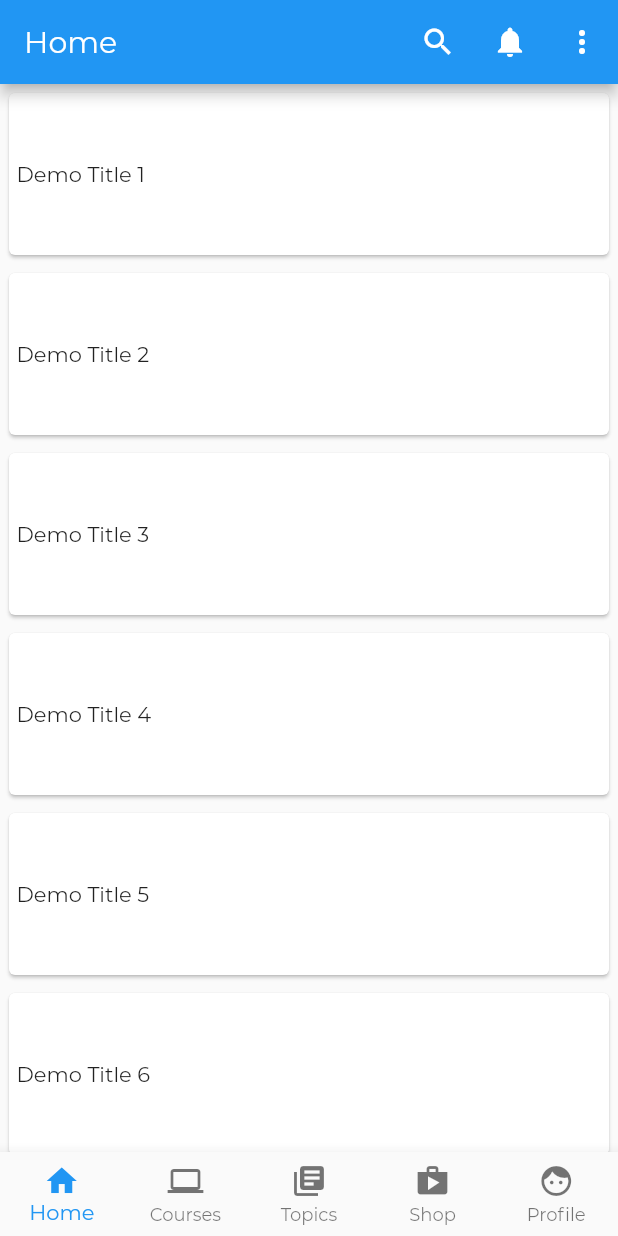
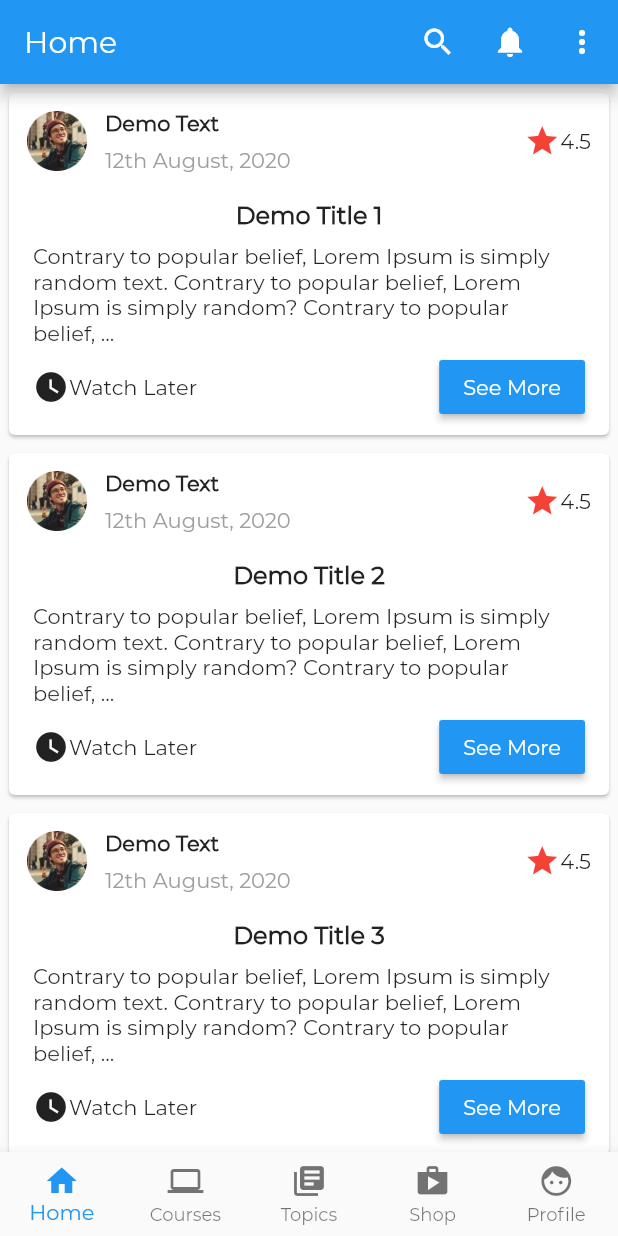
Before and after one commit to mahidul-islam/arrijal_flutter, a Flutter app: the screen it shows after launch, on a phone screen of 412 x 824 dp. Run offline on Flutter 3.47's test engine with Material 2 defaults, Android fonts, the phone set to English and light mode, and no system bars; our stand-ins replace animated_theme_switcher, flutter_login, flutter_screenutil, line_awesome_flutter; missing offline and left inert: rubber.

Commit message:
added post detail view and post list view

```diff
--- a/lib/post_list.dart
+++ b/lib/post_list.dart
@@ -11,24 +11,128 @@ class SinglePostListItem extends StatelessWidget {
   Widget build(BuildContext context) {
     return Container(
       padding: EdgeInsets.all(2),
-      height: 120,
+      height: 240,
       child: Card(
-        child: Row(
-          mainAxisAlignment: MainAxisAlignment.center,
+        child: Column(
           children: <Widget>[
+            Row(
+              mainAxisAlignment: MainAxisAlignment.spaceBetween,
+              children: <Widget>[
+                Row(
+                  children: <Widget>[
+                    Container(
+                      height: 64,
+                      width: 64,
+                      padding: const EdgeInsets.all(8),
+                      decoration: BoxDecoration(
+                        shape: BoxShape.circle,
+                        border: Border.all(
+                          width: 4,
+                          color: Colors.white,
+                        ),
+                      ),
+                      child: Image.asset('assets/images/avatar.png'),
+                    ),
+                    Column(
+                      crossAxisAlignment: CrossAxisAlignment.start,
+                      children: <Widget>[
+                        Container(
+                          padding: EdgeInsets.only(bottom: 8),
+                          child: Text(
+                            'Demo Text',
+                            style: TextStyle(
+                              fontWeight: FontWeight.bold,
+                            ),
+                          ),
+                        ),
+                        Container(
+                          child: Text(
+                            '12th August, 2020',
+                            style: TextStyle(
+                              color: Colors.grey[500],
+                            ),
+                          ),
+                        )
+                      ],
+                    )
+                  ],
+                ),
+                Container(
+                  padding: EdgeInsets.only(right: 12),
+                  child: Row(
+                    children: <Widget>[
+                      Icon(
+                        Icons.star,
+                        color: Colors.red[500],
+                      ),
+                      Text('4.5'),
+                    ],
+                  ),
+                )
+              ],
+            ),
             Expanded(
               child: Container(
-                padding: EdgeInsets.all(5.00),
-                child: GestureDetector(
-                  onTap: () => {
-                    Navigator.pushNamed(
-                      context,
-                      SinglePost.routeName,
+                padding:
+                    EdgeInsets.only(top: 8, bottom: 8, left: 16, right: 16),
+                child: Row(
+                  children: <Widget>[
+                    Expanded(
+                      child: Column(
+                        mainAxisAlignment: MainAxisAlignment.spaceBetween,
+                        crossAxisAlignment: CrossAxisAlignment.start,
+                        children: <Widget>[
+                          Column(
+                            children: <Widget>[
+                              Container(
+                                child: Text(
+                                  title,
+                                  style: TextStyle(
+                                      fontWeight: FontWeight.bold,
+                                      fontSize: 16),
+                                ),
+                              ),
+                              Container(
+                                padding: EdgeInsets.only(top: 8),
+                                child: Text(
+                                    'Contrary to popular belief, Lorem Ipsum is simply random text. Contrary to popular belief, Lorem Ipsum is simply random? Contrary to popular belief, ...'),
+                              ),
+                            ],
+                          ),
+                          Row(
+                            mainAxisAlignment: MainAxisAlignment.spaceBetween,
+                            children: <Widget>[
+                              Container(
+                                child: Row(
+                                  children: <Widget>[
+                                    Icon(
+                                      Icons.watch_later,
+                                    ),
+                                    Text('Watch Later'),
+                                  ],
+                                ),
+                              ),
+                              RaisedButton(
+                                onPressed: () => {
+                                  Navigator.pushNamed(
+                                    context,
+                                    SinglePost.routeName,
+                                  ),
+                                },
+                                color: Colors.blue,
+                                child: Text(
+                                  'See More',
+                                  style: TextStyle(
+                                    color: Colors.white,
+                                  ),
+                                ),
+                              ),
+                            ],
+                          ),
+                        ],
+                      ),
                     )
-                  },
-                  child: Text(
-                    title,
-                  ),
+                  ],
                 ),
               ),
             ),
```
Also changed, not shown: lib/single_post.dart (+2 -8 lines), lib/single_post_body.dart (added, +83 -0 lines).
